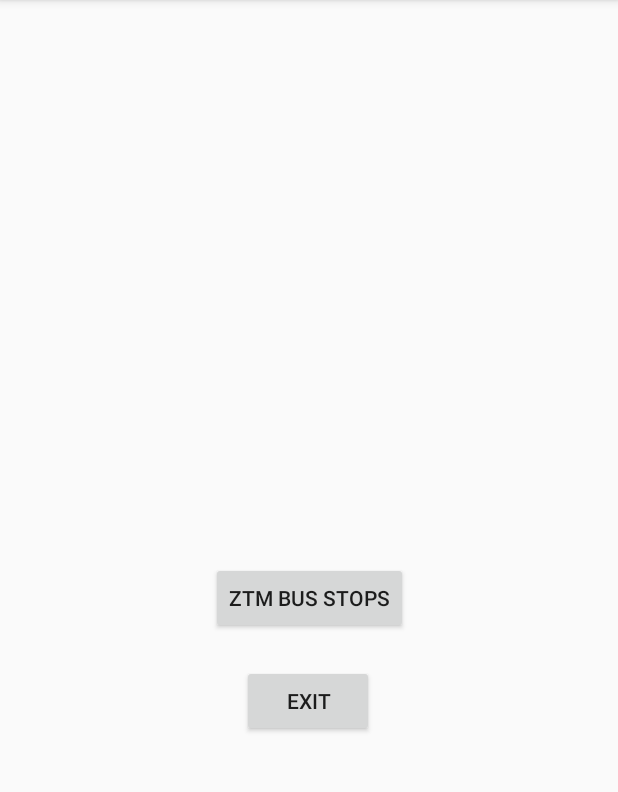
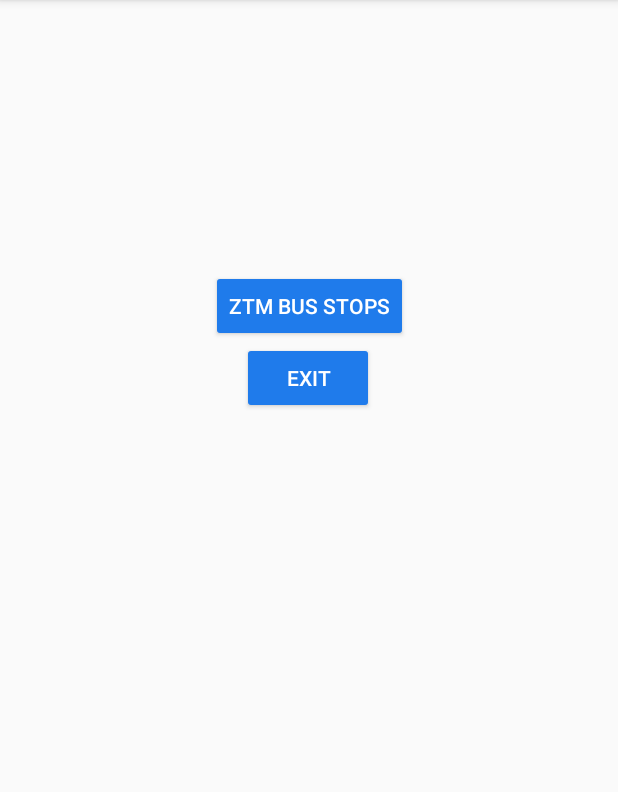
Before and after one commit to jsarnowski96/onlineZTM, an Android app: the screen it shows after launch (MainActivity), on a phone screen of 412 x 824 dp, the part 84-876 px from its top. Run offline under Robolectric (Android 15) with nearby library versions, the phone set to English and light mode, and no system bars.

```diff
--- a/app/src/main/java/com/example/onlineztm/MainActivity.java
+++ b/app/src/main/java/com/example/onlineztm/MainActivity.java
@@ -11,18 +11,23 @@ import androidx.appcompat.app.AppCompatActivity;
 
 public class MainActivity extends AppCompatActivity {
 
-    Button mapActivityButton;
+    Button busStopsButton;
+    //Button busGpsLocationButton;
     Button exitButton;
+    Integer actionType;
 
     @Override
     protected void onCreate(Bundle savedInstanceState) {
         super.onCreate(savedInstanceState);
         setContentView(R.layout.activity_main);
 
-        mapActivityButton = findViewById(R.id.mapActivityButton);
-        mapActivityButton.setOnClickListener(new View.OnClickListener() {
+        actionType = 0;
+
+        busStopsButton = findViewById(R.id.busStopsButton);
+        busStopsButton.setOnClickListener(new View.OnClickListener() {
             @Override
             public void onClick(View v) {
+                actionType = 1;
                 launchMapActivity();
             }
         });
@@ -34,6 +39,16 @@ public class MainActivity extends AppCompatActivity {
                 finish();
             }
         });
+
+        /*busGpsLocationButton = findViewById(R.id.busGpsLocationButton);
+        busGpsLocationButton.setOnClickListener(new View.OnClickListener() {
+            @Override
+            public void onClick(View v) {
+                actionType = 2;
+                launchMapActivity();
+            }
+        });
+        */
     }
 
     private void launchMapActivity() {
--- a/app/src/main/res/layout/activity_main.xml
+++ b/app/src/main/res/layout/activity_main.xml
@@ -7,32 +7,30 @@
     tools:context=".MainActivity">
 
     <Button
-        android:id="@+id/mapActivityButton"
+        android:id="@+id/busStopsButton"
+        style="@style/Widget.AppCompat.Button.Colored"
         android:layout_width="wrap_content"
         android:layout_height="wrap_content"
         android:layout_marginStart="161dp"
         android:layout_marginLeft="161dp"
-        android:layout_marginTop="338dp"
+        android:layout_marginTop="180dp"
         android:layout_marginEnd="161dp"
         android:layout_marginRight="161dp"
-        android:layout_marginBottom="345dp"
         android:text="ZTM Bus Stops"
-        app:layout_constraintBottom_toBottomOf="parent"
         app:layout_constraintEnd_toEndOf="parent"
         app:layout_constraintStart_toStartOf="parent"
-        app:layout_constraintTop_toTopOf="parent"
-        app:layout_constraintVertical_bias="1.0" />
+        app:layout_constraintTop_toTopOf="parent" />
 
     <Button
         android:id="@+id/exitButton"
+        style="@style/Widget.AppCompat.Button.Colored"
         android:layout_width="wrap_content"
         android:layout_height="wrap_content"
         android:text="Exit"
-        app:layout_constraintBottom_toBottomOf="parent"
+        android:textColorLink="#00C25454"
         app:layout_constraintEnd_toEndOf="parent"
         app:layout_constraintHorizontal_bias="0.498"
         app:layout_constraintStart_toStartOf="parent"
-        app:layout_constraintTop_toBottomOf="@+id/mapActivityButton"
-        app:layout_constraintVertical_bias="0.07" />
+        app:layout_constraintTop_toBottomOf="@+id/busStopsButton" />
 
 </androidx.constraintlayout.widget.ConstraintLayout>
--- a/app/src/main/res/values/colors.xml
+++ b/app/src/main/res/values/colors.xml
@@ -2,5 +2,5 @@
 <resources>
     <color name="colorPrimary">#008577</color>
     <color name="colorPrimaryDark">#00574B</color>
-    <color name="colorAccent">#D81B60</color>
+    <color name="colorAccent">#1F7BEB</color>
 </resources>
```
